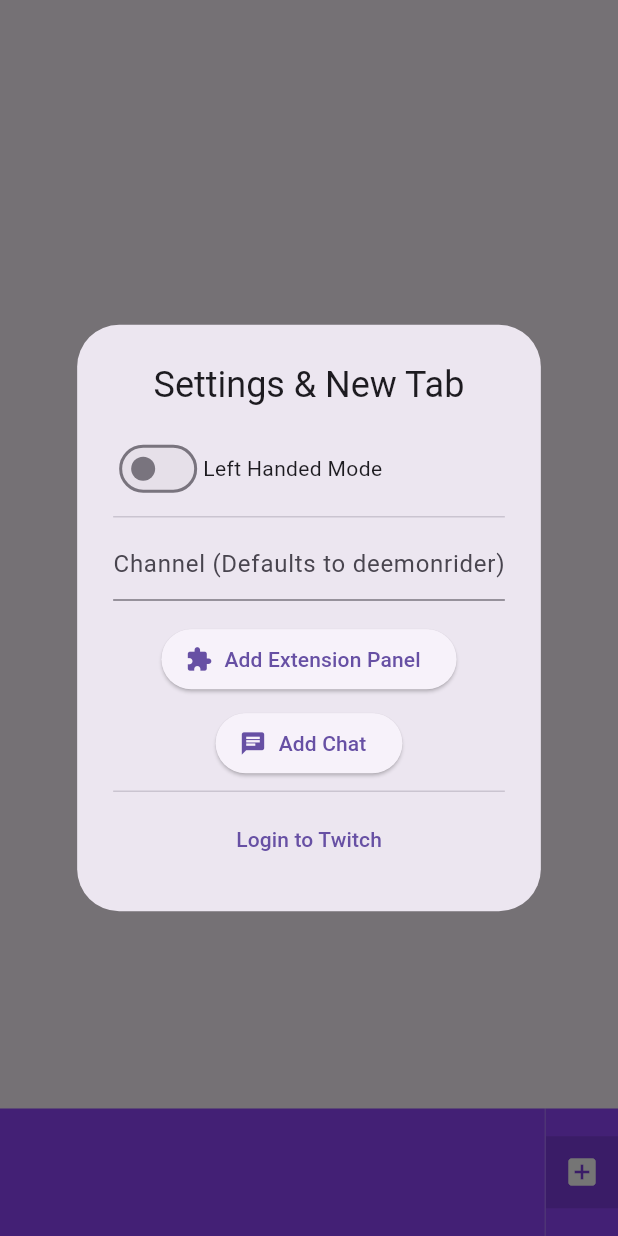
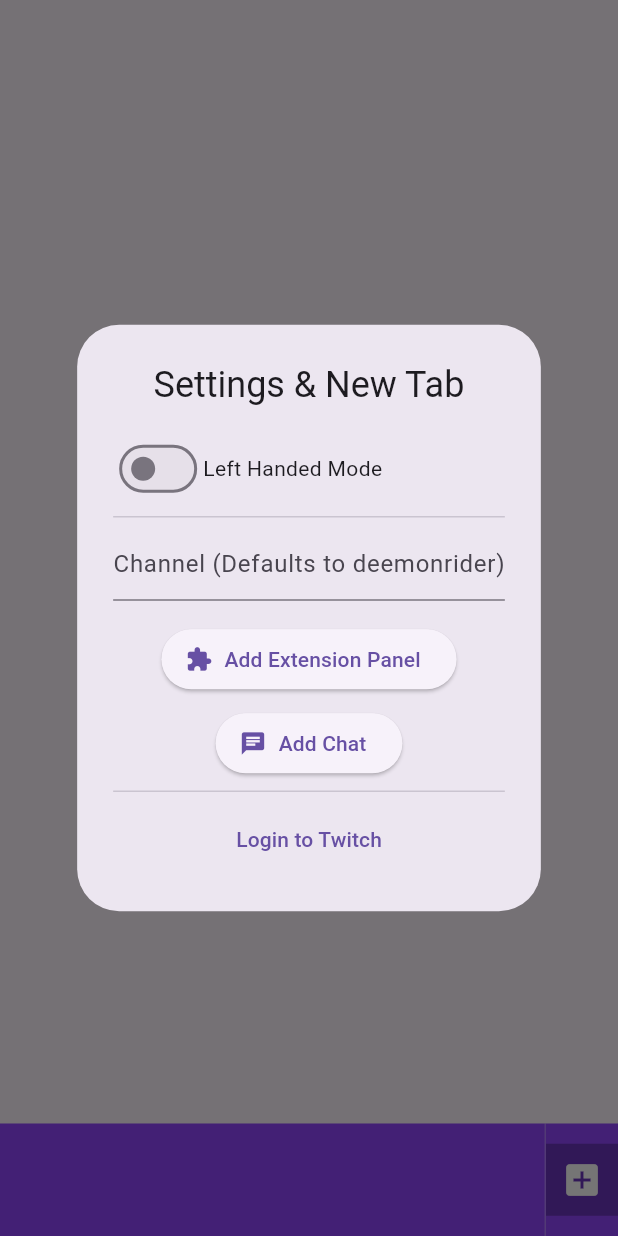
Before and after one commit to JoshuaGutz/my_android_app, a Flutter app: the screen it shows after launch, after a tap on the "add box" icon, on a phone screen of 412 x 824 dp. Run offline on Flutter 3.47's test engine with Material 3 defaults, Android fonts, the phone set to English and light mode, and no system bars; our stand-ins replace shared_preferences, webview_flutter.

Commit message:
UI Refinement: Compact tabs with fixed height, beefier icons, and DR nickname

```diff
--- a/lib/main.dart
+++ b/lib/main.dart
@@ -11,7 +11,7 @@ void main() {
 
 class TwitchTab {
   String title;
-  String type; // "panel", "chat", or "login"
+  String type;
   String channel;
   WebViewController controller;
   TwitchTab({required this.title, required this.type, required this.channel, required this.controller});
@@ -37,9 +37,7 @@ class _TwitchAppState extends State<TwitchApp> with TickerProviderStateMixin {
 
   Future<void> _loadHandedness() async {
     final prefs = await SharedPreferences.getInstance();
-    setState(() {
-      isLeftHanded = prefs.getBool('isLeftHanded') ?? false;
-    });
+    setState(() { isLeftHanded = prefs.getBool('isLeftHanded') ?? false; });
   }
 
   Future<void> _toggleHandedness(bool value, StateSetter setDialogState) async {
@@ -64,12 +62,7 @@ class _TwitchAppState extends State<TwitchApp> with TickerProviderStateMixin {
 
   void _addTab(String title, String type, String channel, String url) {
     setState(() {
-      myTabs.add(TwitchTab(
-        title: title,
-        type: type,
-        channel: channel,
-        controller: _createController(url)
-      ));
+      myTabs.add(TwitchTab(title: title, type: type, channel: channel, controller: _createController(url)));
       _tabController = TabController(length: myTabs.length, vsync: this);
       _tabController!.animateTo(myTabs.length - 1);
     });
@@ -89,16 +82,15 @@ class _TwitchAppState extends State<TwitchApp> with TickerProviderStateMixin {
 
   @override
   Widget build(BuildContext context) {
-    // Action buttons container with a slight dark tint to separate from tabs
     Widget actionButtons = Container(
-      color: Colors.black12,
+      color: Colors.black26, // Slightly darker for better delineation
       child: Row(
         mainAxisSize: MainAxisSize.min,
         children: [
-          IconButton(icon: const Icon(Icons.add_box, color: Colors.white), onPressed: _showAddDialog),
+          IconButton(icon: const Icon(Icons.add_box, color: Colors.white, size: 28), onPressed: _showAddDialog),
           if (myTabs.isNotEmpty)
             IconButton(
-              icon: const Icon(Icons.refresh, color: Colors.white),
+              icon: const Icon(Icons.refresh, color: Colors.white, size: 28),
               onPressed: () => myTabs[_tabController!.index].controller.reload(),
             ),
         ],
@@ -116,12 +108,12 @@ class _TwitchAppState extends State<TwitchApp> with TickerProviderStateMixin {
             ),
       ),
       bottomNavigationBar: Container(
-        height: 85,
+        height: 75, // Made it a bit more compact overall
         color: const Color(0xFF9146FF),
         child: Row(
           children: isLeftHanded
-            ? [actionButtons, const VerticalDivider(width: 1, color: Colors.white24), Expanded(child: _buildTabBar())]
-            : [Expanded(child: _buildTabBar()), const VerticalDivider(width: 1, color: Colors.white24), actionButtons],
+            ? [actionButtons, const VerticalDivider(width: 1, color: Colors.white30), Expanded(child: _buildTabBar())]
+            : [Expanded(child: _buildTabBar()), const VerticalDivider(width: 1, color: Colors.white30), actionButtons],
         ),
       ),
     );
@@ -132,33 +124,41 @@ class _TwitchAppState extends State<TwitchApp> with TickerProviderStateMixin {
     return TabBar(
       controller: _tabController,
       isScrollable: true,
-      indicatorColor: Colors.transparent, // Hide the default line
-      padding: const EdgeInsets.symmetric(vertical: 8),
+      indicatorColor: Colors.transparent,
+      padding: const EdgeInsets.symmetric(vertical: 10),
+      labelPadding: const EdgeInsets.symmetric(horizontal: 4), // Tighter spacing between tabs
       tabs: myTabs.asMap().entries.map((entry) {
-        bool isDeemon = entry.value.channel.toLowerCase() == "deemonrider";
-        IconData icon = entry.value.type == "chat" ? Icons.chat_bubble_outline : Icons.extension_outlined;
-        if (entry.value.type == "login") icon = Icons.person_outline;
+        String displayName = entry.value.channel;
+        if (displayName.toLowerCase() == "deemonrider") displayName = "DR";
+
+        IconData icon = entry.value.type == "chat" ? Icons.chat_bubble : Icons.extension;
+        if (entry.value.type == "login") {
+          icon = Icons.person;
+          displayName = "Login";
+        }
 
         return Container(
-          margin: const EdgeInsets.symmetric(horizontal: 4),
-          padding: const EdgeInsets.symmetric(horizontal: 12, vertical: 8),
+          height: 45, // FIXED HEIGHT for consistency
+          padding: const EdgeInsets.symmetric(horizontal: 10),
           decoration: BoxDecoration(
-            color: Colors.white.withAlpha(38),
-            borderRadius: BorderRadius.circular(20),
-            border: Border.all(color: Colors.white30),
+            color: Colors.white.withAlpha(40),
+            borderRadius: BorderRadius.circular(8), // Less "pill", more "rounded square"
+            border: Border.all(color: Colors.white24),
           ),
           child: Row(
             mainAxisSize: MainAxisSize.min,
             children: [
-              Icon(icon, size: 18, color: Colors.white),
-              if (!isDeemon && entry.value.type != "login") ...[
-                const SizedBox(width: 6),
-                Text(entry.value.channel, style: const TextStyle(color: Colors.white, fontWeight: FontWeight.bold)),
-              ],
+              Icon(icon, size: 22, color: Colors.white), // Bigger icons
+              const SizedBox(width: 6),
+              Text(displayName, style: const TextStyle(color: Colors.white, fontWeight: FontWeight.bold, fontSize: 13)),
               const SizedBox(width: 8),
               GestureDetector(
                 onTap: () => _closeTab(entry.key),
-                child: const Icon(Icons.close, size: 16, color: Colors.white70),
+                child: Container(
+                  padding: const EdgeInsets.all(2),
+                  decoration: const BoxDecoration(color: Colors.black26, shape: BoxShape.circle),
+                  child: const Icon(Icons.close, size: 14, color: Colors.white),
+                ),
               ),
             ],
           ),
@@ -174,17 +174,13 @@ class _TwitchAppState extends State<TwitchApp> with TickerProviderStateMixin {
       barrierDismissible: myTabs.isNotEmpty,
       builder: (context) => StatefulBuilder(
         builder: (context, setDialogState) => AlertDialog(
-          title: const Center(child: Text("Settings & New Tab")), // Centered Title
+          title: const Center(child: Text("Settings & New Tab")),
           content: Column(
             mainAxisSize: MainAxisSize.min,
             children: [
-              // Switch on the Left
               Row(
                 children: [
-                  Switch(
-                    value: isLeftHanded,
-                    onChanged: (val) => _toggleHandedness(val, setDialogState),
-                  ),
+                  Switch(value: isLeftHanded, onChanged: (val) => _toggleHandedness(val, setDialogState)),
                   const Text("Left Handed Mode"),
                 ],
               ),
@@ -219,7 +215,7 @@ class _TwitchAppState extends State<TwitchApp> with TickerProviderStateMixin {
                   _addTab("Login", "login", "", "https://www.twitch.tv/login");
                   Navigator.pop(context);
                 },
-                child: const Text("Login to Twitch"), // Renamed
+                child: const Text("Login to Twitch"),
               )
             ],
           ),
```
